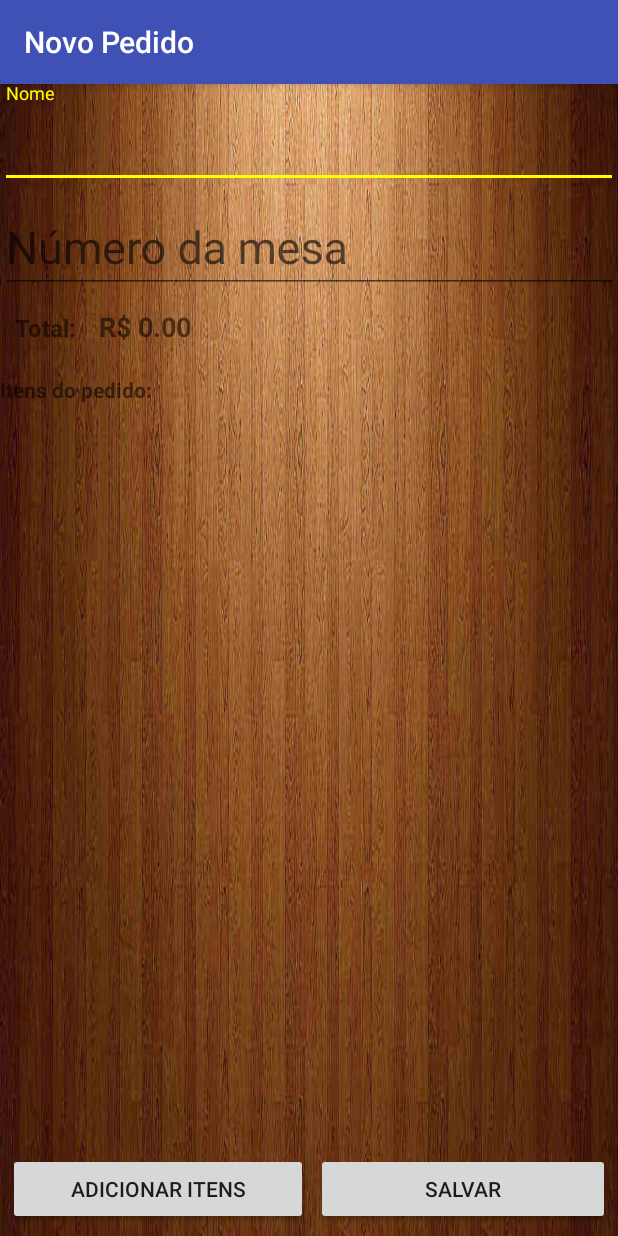
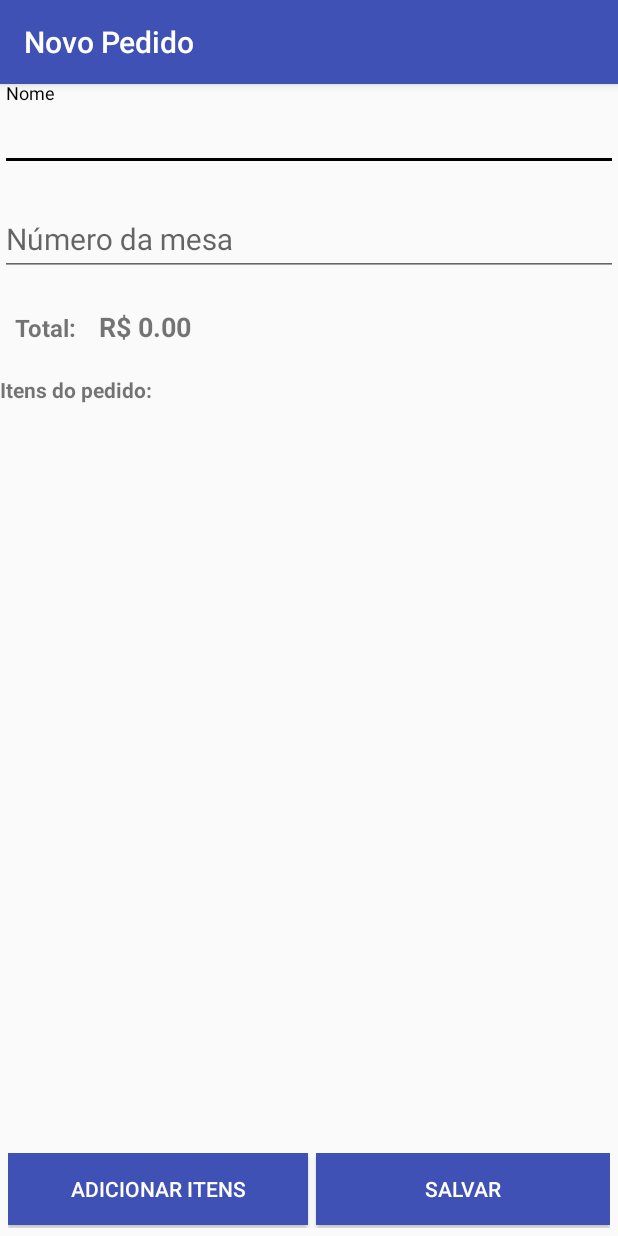
Before and after one commit to wschenkel/restaurante-android, an Android app: the NovoPedido screen opened directly, with no data from a screen before it, on a phone screen of 412 x 824 dp. Run offline under Robolectric (Android 15) with nearby library versions, the phone set to English and light mode, and no system bars; network calls fail.

Commit message:
Ajustes layout

```diff
--- a/RestauranteAndroid/app/src/main/java/com/example/krauser/restauranteandroid/activity/BaseActivity.java
+++ b/RestauranteAndroid/app/src/main/java/com/example/krauser/restauranteandroid/activity/BaseActivity.java
@@ -14,6 +14,6 @@ public class BaseActivity extends AppCompatActivity{
         super.onCreate(savedInstanceState);
 
         View rootView = this.getWindow().getDecorView().getRootView();
-        rootView.setBackgroundDrawable(ContextCompat.getDrawable(this, R.drawable.background));
+        //rootView.setBackgroundDrawable(ContextCompat.getDrawable(this, R.drawable.background));
     }
 }
--- a/RestauranteAndroid/app/src/main/java/com/example/krauser/restauranteandroid/infra/repositorio/ItemRepositorio.java
+++ b/RestauranteAndroid/app/src/main/java/com/example/krauser/restauranteandroid/infra/repositorio/ItemRepositorio.java
@@ -33,7 +33,6 @@ public class ItemRepositorio {
 
         List<Item> itens = new ArrayList<>();
 
-
         Cursor cursor;
         String[] campos =  {"id", "titulo", "descricao", "resource", "categoria", "valor"};
         SQLiteDatabase db = create.getReadableDatabase();
--- a/RestauranteAndroid/app/src/main/res/layout/activity_main.xml
+++ b/RestauranteAndroid/app/src/main/res/layout/activity_main.xml
@@ -23,6 +23,8 @@
             android:layout_width="wrap_content"
             android:layout_height="wrap_content"
             android:layout_weight="1"
-            android:text="Fazer pedido" />
+            android:background="@color/colorButton"
+            android:text="Fazer pedido"
+            android:textColor="#ffffff" />
     </LinearLayout>
 </LinearLayout>
--- a/RestauranteAndroid/app/src/main/res/layout/itens_pedido.xml
+++ b/RestauranteAndroid/app/src/main/res/layout/itens_pedido.xml
@@ -15,8 +15,10 @@
 
     <Button
         android:id="@+id/btnEscolher"
+        android:layout_width="match_parent"
         android:layout_height="50dp"
-        android:layout_width="match_parent"
-        android:text="OK"/>
+        android:background="@color/colorButton"
+        android:text="OK"
+        android:textColor="#ffffff" />
 
 </LinearLayout>
--- a/RestauranteAndroid/app/src/main/res/layout/novo_pedido.xml
+++ b/RestauranteAndroid/app/src/main/res/layout/novo_pedido.xml
@@ -9,6 +9,7 @@
         android:layout_height="match_parent"
         android:orientation="vertical"
         android:layout_marginTop="60dp">
+
         <android.support.design.widget.TextInputLayout
             android:layout_width="match_parent"
             android:layout_height="70dp">
@@ -17,10 +18,11 @@
                 android:id="@+id/txtNome"
                 android:layout_width="match_parent"
                 android:layout_height="wrap_content"
+                android:layout_marginTop="20dp"
                 android:hint="Nome"
-                android:textSize="30dp"
                 android:inputType="textPersonName"
-                android:textColorLink="@color/colorPrimary"/>
+                android:textColorLink="@color/colorPrimary"
+                android:textSize="20dp" />
         </android.support.design.widget.TextInputLayout>
         <android.support.design.widget.TextInputLayout
             android:layout_width="match_parent"
@@ -30,7 +32,7 @@
                 android:id="@+id/txtNumeroMesa"
                 android:layout_width="match_parent"
                 android:layout_height="wrap_content"
-                android:textSize="30dp"
+                android:textSize="20dp"
                 android:hint="Número da mesa"
                 android:inputType="number"
                 android:textColorLink="@color/colorPrimary" />
@@ -76,17 +78,23 @@
         android:layout_height="50dp"
         android:orientation="horizontal"
         android:layout_margin="5dp">
+
         <Button
             android:id="@+id/btnItensPedido"
             android:layout_width="200dp"
             android:layout_height="wrap_content"
             android:layout_marginRight="5dp"
-            android:text="Adicionar itens" />
+            android:background="@color/colorButton"
+            android:text="Adicionar itens"
+            android:textColor="#ffffff" />
+
         <Button
             android:id="@+id/btnSalvar"
             android:layout_width="match_parent"
             android:layout_height="wrap_content"
+            android:background="@color/colorButton"
+            android:onClick="salvar"
             android:text="Salvar"
-            android:onClick="salvar"/>
+            android:textColor="#ffffff" />
     </LinearLayout>
 </LinearLayout>
--- a/RestauranteAndroid/app/src/main/res/values/colors.xml
+++ b/RestauranteAndroid/app/src/main/res/values/colors.xml
@@ -2,5 +2,6 @@
 <resources>
     <color name="colorPrimary">#3f51b5</color>
     <color name="colorPrimaryDark">#303F9F</color>
-    <color name="colorAccent">#FFFF00</color>
+    <color name="colorAccent">#000000</color>
+    <color name="colorButton">#3f51b5</color>
 </resources>
```
Also changed, not shown: RestauranteAndroid/app/src/main/java/com/example/krauser/restauranteandroid/adapter/ItemListAdapter.java (+6 -5 lines), RestauranteAndroid/app/src/main/res/layout/item_pedido_list_item.xml (+4 -3 lines).
